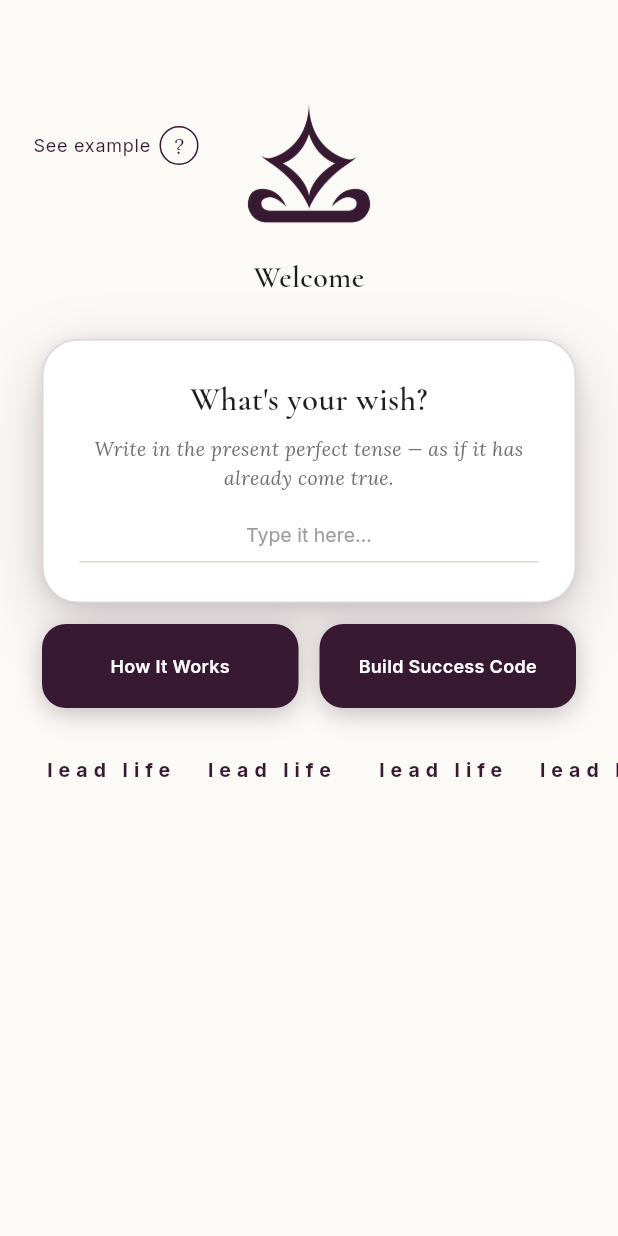
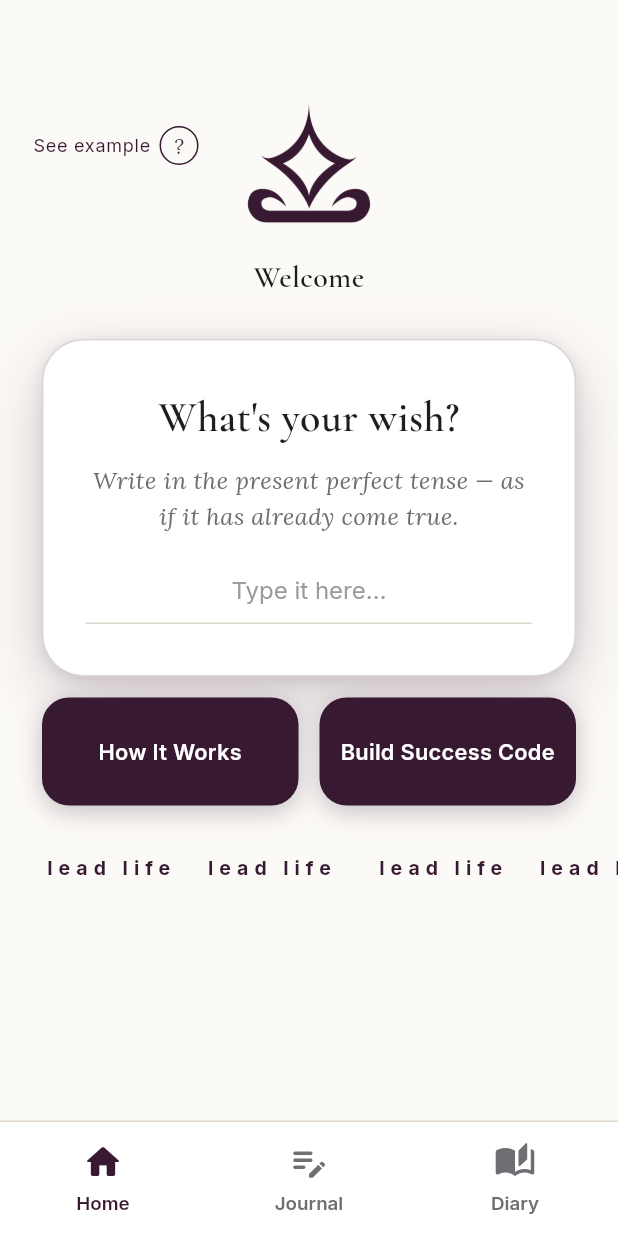
Before and after one commit to yevheniiamaimur/leadlife-app, a Flutter app: the screen it shows after launch, on a phone screen of 412 x 824 dp. Run offline on Flutter 3.47's test engine with Material 3 defaults, Android fonts, the phone set to English and light mode, and no system bars; our stand-ins replace google_fonts, pdf, printing, shared_preferences.

Commit message:
Save work in progress: bottom nav bar + enlarged home widgets
Add a Home/Journal/Diary bottom bar to the home screen (Journal and
Diary are placeholder tabs for now), and scale up the bottom bar and
the wish card / nav buttons for a bigger, easier-to-tap layout.

```diff
--- a/lib/screens/rules_screen.dart
+++ b/lib/screens/rules_screen.dart
@@ -12,13 +12,40 @@ class RulesScreen extends StatefulWidget {
 }
 
 class _RulesScreenState extends State<RulesScreen> {
-  bool _showHelp = false;
+  int _tabIndex = 0;
 
   @override
   Widget build(BuildContext context) {
     return Scaffold(
       backgroundColor: llBg,
-      body: Stack(
+      body: IndexedStack(
+        index: _tabIndex,
+        children: const [
+          _HomeTab(),
+          _PlaceholderTab(label: 'Journal'),
+          _PlaceholderTab(label: 'Diary'),
+        ],
+      ),
+      bottomNavigationBar: _BottomBar(
+        index: _tabIndex,
+        onChanged: (i) => setState(() => _tabIndex = i),
+      ),
+    );
+  }
+}
+
+class _HomeTab extends StatefulWidget {
+  const _HomeTab();
+  @override
+  State<_HomeTab> createState() => _HomeTabState();
+}
+
+class _HomeTabState extends State<_HomeTab> {
+  bool _showHelp = false;
+
+  @override
+  Widget build(BuildContext context) {
+    return Stack(
       children: [
         SafeArea(
           child: Column(
@@ -39,10 +66,10 @@ class _RulesScreenState extends State<RulesScreen> {
                   onTap: () => Navigator.of(context).push(_fadeRoute(const WishEntryScreen())),
                   child: Container(
                     width: double.infinity,
-                      padding: const EdgeInsets.symmetric(horizontal: 24, vertical: 26),
+                    padding: const EdgeInsets.symmetric(horizontal: 28, vertical: 34),
                     decoration: BoxDecoration(
                       color: llCardBg,
-                        borderRadius: BorderRadius.circular(24),
+                      borderRadius: BorderRadius.circular(28),
                       border: Border.all(color: llGold.withAlpha(46)),
                       boxShadow: [
                         BoxShadow(color: llGold.withAlpha(56), blurRadius: 36, offset: const Offset(0, 14)),
@@ -54,23 +81,23 @@ class _RulesScreenState extends State<RulesScreen> {
                         Text(
                           "What's your wish?",
                           textAlign: TextAlign.center,
-                            style: llSerif(size: 22, height: 1.2, weight: FontWeight.w600),
+                          style: llSerif(size: 28, height: 1.2, weight: FontWeight.w600),
                         ),
-                          const SizedBox(height: 10),
+                        const SizedBox(height: 13),
                         Text(
                           'Write in the present perfect tense — as if it has already come true.',
                           textAlign: TextAlign.center,
-                            style: llSerifItalic(size: 13, height: 1.5),
+                          style: llSerifItalic(size: 16, height: 1.5),
                         ),
-                          const SizedBox(height: 20),
+                        const SizedBox(height: 26),
                         Container(
                           width: double.infinity,
-                            padding: const EdgeInsets.only(bottom: 8),
+                          padding: const EdgeInsets.only(bottom: 10),
                           decoration: BoxDecoration(border: Border(bottom: BorderSide(color: llHair))),
                           child: Text(
                             'Type it here…',
                             textAlign: TextAlign.center,
-                              style: llUi(size: 13, color: llMutedSoft),
+                            style: llUi(size: 16, color: llMutedSoft),
                           ),
                         ),
                       ],
@@ -115,6 +142,81 @@ class _RulesScreenState extends State<RulesScreen> {
         if (_showHelp)
           HelpModal(onClose: () => setState(() => _showHelp = false)),
       ],
+    );
+  }
+}
+
+class _PlaceholderTab extends StatelessWidget {
+  const _PlaceholderTab({required this.label});
+  final String label;
+
+  @override
+  Widget build(BuildContext context) => SafeArea(
+    child: Center(
+      child: LLSmallCaps(label, size: 12, color: llMuted, letterSpacing: 2.5),
+    ),
+  );
+}
+
+class _BottomBar extends StatelessWidget {
+  const _BottomBar({required this.index, required this.onChanged});
+  final int index;
+  final ValueChanged<int> onChanged;
+
+  static const _items = [
+    (label: 'Home', icon: Icons.home_rounded),
+    (label: 'Journal', icon: Icons.edit_note_rounded),
+    (label: 'Diary', icon: Icons.auto_stories_rounded),
+  ];
+
+  @override
+  Widget build(BuildContext context) => Container(
+    decoration: BoxDecoration(
+      color: llCardBg,
+      border: Border(top: BorderSide(color: llHair)),
+    ),
+    child: SafeArea(
+      top: false,
+      child: SizedBox(
+        height: 76,
+        child: Row(
+          children: [
+            for (var i = 0; i < _items.length; i++)
+              Expanded(
+                child: _BottomBarButton(
+                  label: _items[i].label,
+                  icon: _items[i].icon,
+                  active: i == index,
+                  onTap: () => onChanged(i),
+                ),
+              ),
+          ],
+        ),
+      ),
+    ),
+  );
+}
+
+class _BottomBarButton extends StatelessWidget {
+  const _BottomBarButton({required this.label, required this.icon, required this.active, required this.onTap});
+  final String label;
+  final IconData icon;
+  final bool active;
+  final VoidCallback onTap;
+
+  @override
+  Widget build(BuildContext context) {
+    final color = active ? llGold : llMuted;
+    return GestureDetector(
+      onTap: onTap,
+      behavior: HitTestBehavior.opaque,
+      child: Column(
+        mainAxisAlignment: MainAxisAlignment.center,
+        children: [
+          Icon(icon, size: 28, color: color),
+          const SizedBox(height: 5),
+          Text(label, style: llUi(size: 12.5, color: color, weight: FontWeight.w600)),
+        ],
       ),
     );
   }
@@ -129,18 +231,18 @@ class _NavButton extends StatelessWidget {
   Widget build(BuildContext context) => GestureDetector(
     onTap: onTap,
     child: Container(
-      height: 56,
+      height: 72,
       alignment: Alignment.center,
       decoration: BoxDecoration(
         color: llGold,
-        borderRadius: BorderRadius.circular(16),
+        borderRadius: BorderRadius.circular(18),
         boxShadow: [BoxShadow(color: llGold.withAlpha(70), blurRadius: 14, offset: const Offset(0, 4))],
       ),
-      padding: const EdgeInsets.symmetric(horizontal: 8),
+      padding: const EdgeInsets.symmetric(horizontal: 10),
       child: Text(
         label,
         textAlign: TextAlign.center,
-        style: llUi(size: 12, color: Colors.white, weight: FontWeight.w600, letterSpacing: 0.2),
+        style: llUi(size: 14.5, color: Colors.white, weight: FontWeight.w600, letterSpacing: 0.2),
       ),
     ),
   );
```
Lines whose indentation alone changed are shown as unchanged.
